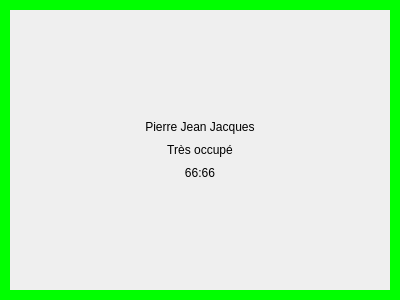
wazo-platform/wazo-client-qt, file xivoclient/src/xlets/agent_status_dashboard/agent_status.ui: the form before one commit.
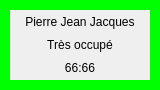
The form after the commit.

Commit message: reduce size of AgentStatus widgets

Diff of the .ui file:
```diff
--- a/xivoclient/src/xlets/agent_status_dashboard/agent_status.ui
+++ b/xivoclient/src/xlets/agent_status_dashboard/agent_status.ui
@@ -6,8 +6,8 @@
    <rect>
     <x>0</x>
     <y>0</y>
-    <width>400</width>
-    <height>300</height>
+    <width>160</width>
+    <height>90</height>
    </rect>
   </property>
   <property name="windowTitle">
```
